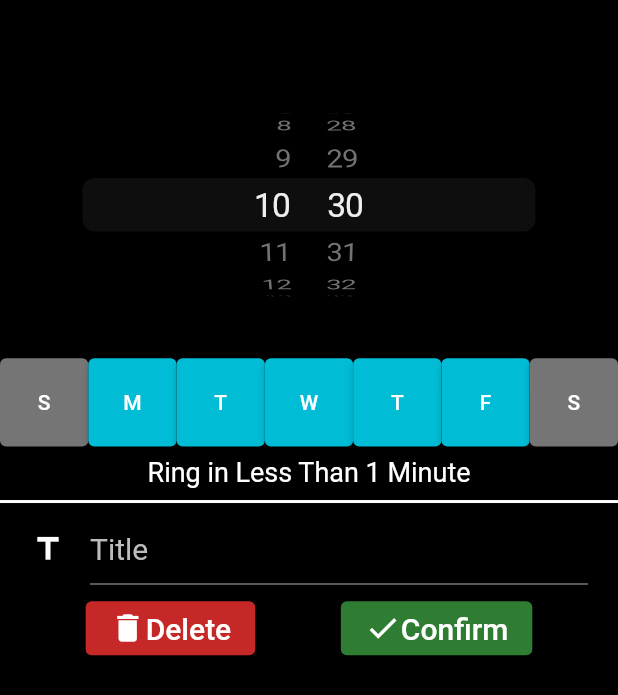
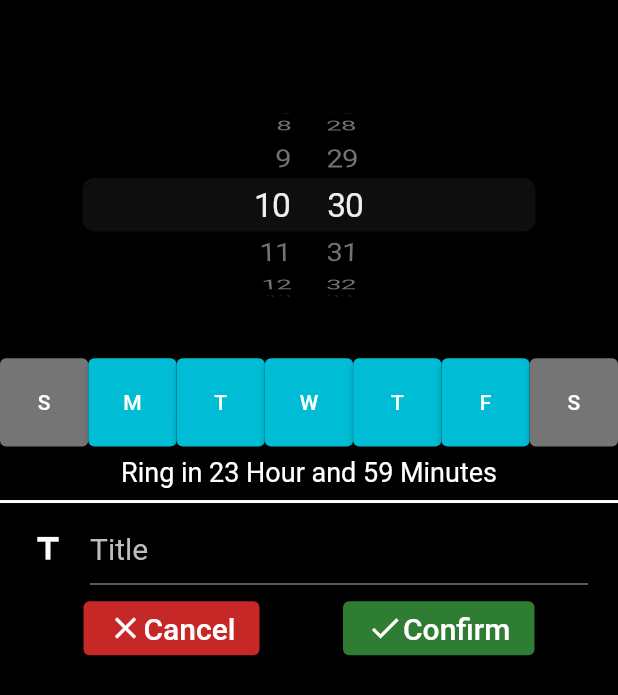
Before and after one commit to Fergus-Lai/flutter-daily, a Flutter app: the AlarmHome screen opened directly, after a tap on the "add" icon, on a phone screen of 412 x 824 dp. Shown: the top 695 px of the screen. Run offline on Flutter 3.47's test engine with Material 2 defaults, Android fonts, the light colour scheme and no system bars; our stand-ins replace cloud_firestore, firebase_core, flutter_slidable; accounts and stored records are empty.

Commit message:
4th Commit 2021-06-23

```diff
--- a/lib/alarm/alarm_change.dart
+++ b/lib/alarm/alarm_change.dart
@@ -1,67 +1,34 @@
+import 'package:intl/intl.dart';
+import 'package:android_daily/alarm/alarm_item.dart';
+import 'package:android_daily/alarm/alarm_home.dart';
 import 'package:flutter/cupertino.dart';
 import 'package:flutter/material.dart';
+import 'package:cloud_firestore/cloud_firestore.dart';
 
 // Create Style Variable
 final hourStyle = TextStyle(color: Colors.white, fontSize: 20);
 
+// Create Time Formatter
+final timeForamtter = DateFormat("HH:mm");
+
 // Create Stateful Widget For AlarmChange Page
 class AlarmChange extends StatefulWidget {
-  const AlarmChange({Key? key}) : super(key: key);
+  final AlarmItem passedAlarm;
+  AlarmChange({Key? key, required this.passedAlarm}) : super(key: key);
 
   @override
-  _AlarmChangeState createState() => _AlarmChangeState();
+  _AlarmChangeState createState() => new _AlarmChangeState(passedAlarm);
 }
 
 // Private State Class For Stateful Widget AlarmChange Page
 class _AlarmChangeState extends State<AlarmChange> {
+  // Declare Variable For AlarmItem
+  AlarmItem alarm;
+  _AlarmChangeState(this.alarm);
+
+  // Create Firebase Instances
+  final db = FirebaseFirestore.instance;
   // List Of Week Storing Which Day Of The Week The Alarm Is Active
-  List<bool> dayOfWeekState =
-      List.from([false, true, true, true, true, true, false], growable: false);
-
-  // Declare Variable For Date
-  DateTime selectedTime = DateTime.now();
-  int gap = 0;
-
-  // String For Storing Title Entered
-  String title = "";
-
-  // Function For Getting The Duration Between The Next Alarm And Now
-  int nextAlarmIn(List<bool> dowState, DateTime time, DateTime now) {
-    // Copy The Selected Time To tmp
-    DateTime tmp = time;
-
-    // The Weekday Of tmp Equals To Weekday Of now And The Time of tmp Is Faster Than now
-    if ((tmp.weekday == now.weekday) &&
-        (tmp.hour >= now.hour) &&
-        (tmp.minute >= now.minute)) {
-      return tmp.difference(now).inMinutes;
-    }
-    // The dowState is all false
-    else if (!(dowState.contains(true))) {
-      // The Time of tmp Is Faster Than now
-      if ((tmp.weekday == now.weekday) &&
-          (tmp.hour >= now.hour) &&
-          (tmp.minute >= now.minute)) {
-        return tmp.difference(now).inMinutes;
-      } // The Time of tmp Is Slower Than Now
-      else {
-        tmp = tmp.add(Duration(days: 1));
-        return tmp.difference(now).inMinutes;
-      }
-    } else {
-      int i = now.weekday;
-      // Do While Loop For Checking The Closest Weekday Which The dowState Is True
-      do {
-        i++;
-        if (dowState[i % 7]) {
-          tmp = tmp.add(Duration(days: i - now.weekday));
-          return tmp.difference(now).inMinutes;
-        }
-      } while (i != now.weekday);
-      // Return -1 As Error Value
-      return -1;
-    }
-  }
 
 // Function For Displaying Duration Between Next Alarm And Now
   String nextAlarmDisplay(int gap) {
@@ -153,10 +120,9 @@ class _AlarmChangeState extends State<AlarmChange> {
   }
 
 // Handle Press On The Day Of Week Button
-  void dayOfWeekOnPressHandler(int dow, DateTime time) {
+  void dayOfWeekOnPressHandler(int dow) {
     setState(() {
-      dayOfWeekState[dow] = !dayOfWeekState[dow];
-      gap = nextAlarmIn(dayOfWeekState, time, DateTime.now());
+      alarm.dowState[dow] = !alarm.dowState[dow];
     });
   }
 
@@ -209,25 +175,28 @@ class _AlarmChangeState extends State<AlarmChange> {
         child: AspectRatio(
             aspectRatio: 1,
             child: ElevatedButton(
-                onPressed: () => dayOfWeekOnPressHandler(dow, selectedTime),
+                onPressed: () => dayOfWeekOnPressHandler(dow),
                 child: Container(child: Text('$text')),
                 style: ButtonStyle(
                     backgroundColor: MaterialStateProperty.all(color)))));
   }
 
   // Handle Scrolling Action For Time Picking
-  void onTimeChangeManager(DateTime time) {
+  void onTimeChangeManager(DateTime time, timeFormatter) {
     setState(() {
-      selectedTime = time;
-      gap = nextAlarmIn(dayOfWeekState, time, DateTime.now());
+      alarm.time = timeFormatter.format(time);
     });
   }
 
   // Handle Delete Button Press
-  void onDeletePressHandler() {}
+  void onCancelPressHandler() {
+    Navigator.pop(context);
+  }
 
   // Handle Confirm Button Press
-  void onConfirmPressHandler() {}
+  void onConfirmPressHandler() async {
+    Navigator.pop(context);
+  }
 
   @override
   // Build The Page
@@ -260,7 +229,7 @@ class _AlarmChangeState extends State<AlarmChange> {
                         use24hFormat: true,
                         minuteInterval: 1,
                         onDateTimeChanged: (time) =>
-                            {onTimeChangeManager(time)},
+                            {onTimeChangeManager(time, timeForamtter)},
                       ),
                     )),
                 // Place Holder
@@ -276,13 +245,13 @@ class _AlarmChangeState extends State<AlarmChange> {
                       children: List<Widget>.generate(
                           7,
                           (index) =>
-                              dayOfWeekButtonGenerator(index, dayOfWeekState))),
+                              dayOfWeekButtonGenerator(index, alarm.dowState))),
                 ),
                 // Display The Time Between Next Alarm and Now
                 Flexible(
                   flex: 1,
                   child: Center(
-                      child: Text(nextAlarmDisplay(gap),
+                      child: Text(nextAlarmDisplay(alarm.nextAlarmIn()),
                           style: TextStyle(fontSize: 18, color: Colors.white))),
                 ),
                 // Divider
@@ -298,7 +267,7 @@ class _AlarmChangeState extends State<AlarmChange> {
                     padding: EdgeInsets.symmetric(vertical: 5, horizontal: 20),
                     child: Container(
                       child: TextField(
-                        controller: TextEditingController(text: title),
+                        controller: TextEditingController(text: alarm.title),
                         keyboardType: TextInputType.text,
                         style: TextStyle(color: Colors.white, fontSize: 20),
                         decoration: InputDecoration(
@@ -327,15 +296,15 @@ class _AlarmChangeState extends State<AlarmChange> {
                       children: [
                         // Delete Button
                         ElevatedButton(
-                            onPressed: onDeletePressHandler,
+                            onPressed: onCancelPressHandler,
                             style: ButtonStyle(
                                 backgroundColor: MaterialStateProperty.all(
                                     Colors.red.shade800)),
                             child: Row(
                               children: [
-                                Icon(Icons.delete, color: Colors.white),
+                                Icon(Icons.close, color: Colors.white),
                                 Text(
-                                  "Delete",
+                                  "Cancel",
                                   style: TextStyle(
                                       fontSize: 20, color: Colors.white),
                                 ),
@@ -349,7 +318,7 @@ class _AlarmChangeState extends State<AlarmChange> {
                                     Colors.green.shade800)),
                             child: Row(
                               children: [
-                                Icon(Icons.check, color: Colors.white),
+                                Icon(Icons.done, color: Colors.white),
                                 Text(
                                   "Confirm",
                                   style: TextStyle(
--- a/lib/alarm/alarm_home.dart
+++ b/lib/alarm/alarm_home.dart
@@ -15,18 +15,36 @@ class AlarmHome extends StatefulWidget {
 class _AlarmHomeState extends State<AlarmHome> {
   // Create Alarm List
   List<AlarmItem> alarmList = [
-    AlarmItem(id: 1, name: "Item 1", activate: true),
-    AlarmItem(id: 2, name: "Item 2", activate: false),
-    AlarmItem(id: 3, name: "Item 3", activate: true),
+    AlarmItem(
+        id: 1,
+        title: "Item 1",
+        time: '08:30',
+        dowState: [false, false, false, true, true],
+        activate: true),
+    AlarmItem(
+        id: 2,
+        title: "Item 2",
+        time: '10:30',
+        dowState: [false, false, true, true, true],
+        activate: false),
+    AlarmItem(
+        id: 3,
+        title: "Item 3",
+        time: '12:30',
+        dowState: [false, true, false, true, true],
+        activate: true),
   ];
 
   // On Press Handler For Add Button
   void addHandler() {
     Navigator.push(
-      // Navigate To AlarmChange Page
-      context,
-      MaterialPageRoute(builder: (context) => AlarmChange()),
-    );
+        // Navigate To AlarmChange Page
+        context,
+        MaterialPageRoute(
+          builder: (context) => AlarmChange(
+            passedAlarm: AlarmItem(id: 4),
+          ),
+        ));
   }
 
   // On Press Handler For Disable Button
@@ -78,11 +96,15 @@ class _AlarmHomeState extends State<AlarmHome> {
                       alignment: Alignment.centerLeft,
                       height: 60,
                       child: Padding(
-                          padding:
-                              EdgeInsets.only(left: 15, top: 10, bottom: 10),
-                          child: Text('${alarmList[index].name}',
-                              style:
-                                  TextStyle(color: textColor, fontSize: 30)))),
+                          padding: EdgeInsets.only(left: 10),
+                          child: ListTile(
+                            title: Text('${alarmList[index].title}',
+                                style:
+                                    TextStyle(color: textColor, fontSize: 30)),
+                            subtitle: Text('${alarmList[index].time}',
+                                style:
+                                    TextStyle(color: textColor, fontSize: 15)),
+                          ))),
                   // List Of Buttons In The Slider
                   actions: <Widget>[
                     // Enable/Disable Button
--- a/lib/alarm/alarm_item.dart
+++ b/lib/alarm/alarm_item.dart
@@ -1,21 +1,50 @@
+import 'package:intl/intl.dart';
+
+final DateFormat dateFormatter = DateFormat('HH:mm');
+
 // Class For Storing Each Alarm
 class AlarmItem {
   int id;
-  String name;
+  String title;
+  String time;
+  List<bool> dowState;
   bool activate;
+  AlarmItem(
+      {required this.id,
+      this.title = '',
+      List<bool>? dowState,
+      this.activate = true,
+      String time = ""})
+      : dowState = dowState ?? [false, true, true, true, true, true, false],
+        time = time == "" ? dateFormatter.format(DateTime.now()) : time;
 
-  AlarmItem({required this.id, required this.name, required this.activate});
+  DateTime timeToDateTime() {
+    DateTime now = DateTime.now();
+    return DateTime(now.year, now.month, now.day,
+        int.parse(this.time.split(":")[0]), int.parse(this.time.split(":")[1]));
+  }
 
-  Map<String, dynamic> toMap() {
-    return {
-      'id': id,
-      'name': name,
-      'activate': activate,
-    };
-
-    @override
-    String toString() {
-      return 'AlarmItem(id: $id, name: $name, age: $activate)';
+  // Function For Getting The Duration Between The Next Alarm And Now
+  int nextAlarmIn() {
+    DateTime now = DateTime.now();
+    DateTime tmp = timeToDateTime();
+    int i = now.weekday;
+    // Do While Loop For Checking The Closest Weekday Which The dowState Is True
+    do {
+      i++;
+      if (dowState[i % 7]) {
+        tmp = tmp.add(Duration(days: (i - now.weekday)));
+        return tmp.difference(now).inMinutes;
+      }
+    } while (i % 7 != now.weekday % 7);
+    // The Time of tmp Is Faster Than now
+    if ((tmp.hour >= now.hour) && (tmp.minute >= now.minute)) {
+      return tmp.difference(now).inMinutes;
+    } // The Time of tmp Is Slower Than Now
+    else {
+      tmp = tmp.add(Duration(days: 1));
+      return tmp.difference(now).inMinutes;
     }
+    // Return -1 As Error Value
   }
 }
--- a/pubspec.yaml
+++ b/pubspec.yaml
@@ -25,7 +25,9 @@ dependencies:
     sdk: flutter
 
   # Add Firebase to Application
-  firebase_core: "0.7.0"
+  firebase_core: ^1.3.0
+  cloud_firestore: ^2.2.2
+  firebase_auth: ^1.4.1
 
   # The following adds the Cupertino Icons font to your application.
   # Use with the CupertinoIcons class for iOS style icons.
```
Also changed, not shown: lib/main.dart (+6 -1 lines), pubspec.lock, 2 other files.
